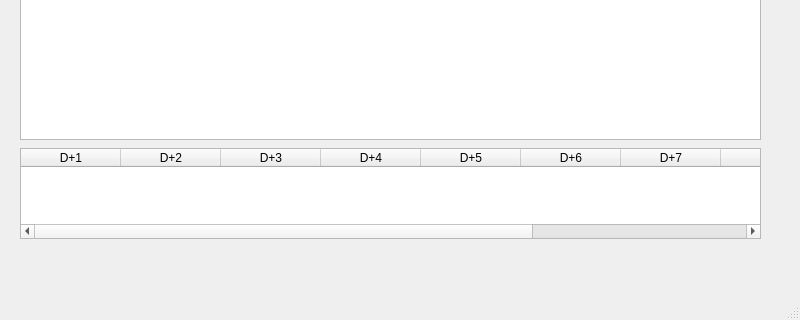
Before: the Qt Designer form robert/wt0.ui in robertchoi/BatteryDatasetImplementation, drawn with Qt 5; both pictures show x 0 to 800 and y 482 to 802 of the 800 by 802 pixel window.
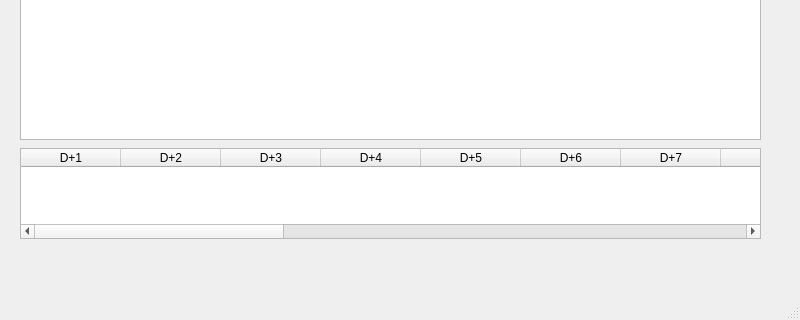
After: the same form once the commit is applied. Custom widgets are drawn as their Qt base class.

```diff
--- a/robert/wt0.ui
+++ b/robert/wt0.ui
@@ -213,6 +213,56 @@
       <string>D+10</string>
      </property>
     </column>
+    <column>
+     <property name="text">
+      <string>D+11</string>
+     </property>
+    </column>
+    <column>
+     <property name="text">
+      <string>D+12</string>
+     </property>
+    </column>
+    <column>
+     <property name="text">
+      <string>D+13</string>
+     </property>
+    </column>
+    <column>
+     <property name="text">
+      <string>D+14</string>
+     </property>
+    </column>
+    <column>
+     <property name="text">
+      <string>D+15</string>
+     </property>
+    </column>
+    <column>
+     <property name="text">
+      <string>D+16</string>
+     </property>
+    </column>
+    <column>
+     <property name="text">
+      <string>D+17</string>
+     </property>
+    </column>
+    <column>
+     <property name="text">
+      <string>D+18</string>
+     </property>
+    </column>
+    <column>
+     <property name="text">
+      <string>D+19</string>
+     </property>
+    </column>
+    <column>
+     <property name="text">
+      <string>D+20</string>
+     </property>
+    </column>
    </widget>
   </widget>
   <widget class="QMenuBar" name="menubar">
```
